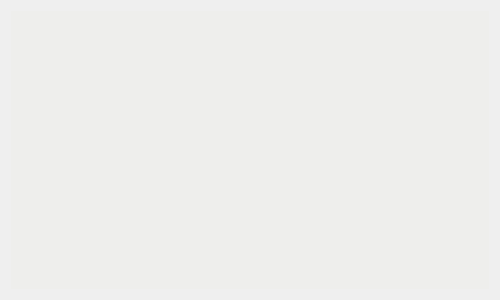
The window that linnaeo/ui/alignment.ui (beowulfey/pylinnaeo) describes before a commit, drawn with Qt 5.
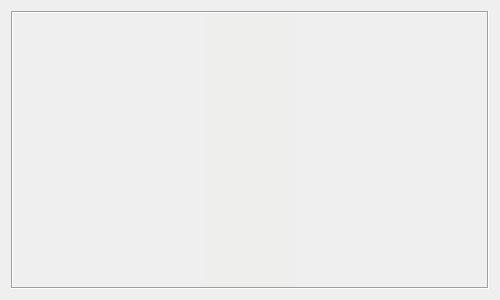
The same window after the commit.

```diff
--- a/linnaeo/ui/alignment.ui
+++ b/linnaeo/ui/alignment.ui
@@ -14,10 +14,46 @@
    <string>New Alignment</string>
   </property>
   <layout class="QGridLayout" name="gridLayout">
+   <item row="0" column="1">
+    <widget class="QFrame" name="frame">
+     <property name="sizePolicy">
+      <sizepolicy hsizetype="Expanding" vsizetype="Preferred">
+       <horstretch>0</horstretch>
+       <verstretch>0</verstretch>
+      </sizepolicy>
+     </property>
+     <property name="frameShape">
+      <enum>QFrame::Box</enum>
+     </property>
+     <property name="frameShadow">
+      <enum>QFrame::Sunken</enum>
+     </property>
+     <property name="lineWidth">
+      <number>1</number>
+     </property>
+     <property name="midLineWidth">
+      <number>0</number>
+     </property>
+     <layout class="QGridLayout" name="gridLayout_2">
+      <property name="leftMargin">
+       <number>0</number>
+      </property>
+      <property name="topMargin">
+       <number>0</number>
+      </property>
+      <property name="rightMargin">
+       <number>0</number>
+      </property>
+      <property name="bottomMargin">
+       <number>0</number>
+      </property>
+      <property name="spacing">
+       <number>2</number>
+      </property>
    <item row="0" column="0">
     <widget class="QTextEdit" name="namePane">
      <property name="sizePolicy">
-      <sizepolicy hsizetype="Minimum" vsizetype="Expanding">
+         <sizepolicy hsizetype="Fixed" vsizetype="Expanding">
        <horstretch>0</horstretch>
        <verstretch>0</verstretch>
       </sizepolicy>
@@ -90,7 +126,10 @@
       <enum>QFrame::NoFrame</enum>
      </property>
      <property name="frameShadow">
-      <enum>QFrame::Raised</enum>
+         <enum>QFrame::Plain</enum>
+        </property>
+        <property name="lineWidth">
+         <number>0</number>
      </property>
      <property name="verticalScrollBarPolicy">
       <enum>Qt::ScrollBarAlwaysOff</enum>
@@ -114,6 +153,9 @@
 &lt;/style&gt;&lt;/head&gt;&lt;body style=&quot; font-family:'Liberation Mono'; font-size:10pt; font-weight:400; font-style:normal;&quot;&gt;
 &lt;p dir='rtl' style=&quot;-qt-paragraph-type:empty; margin-top:0px; margin-bottom:0px; margin-left:0px; margin-right:0px; -qt-block-indent:0; text-indent:0px;&quot;&gt;&lt;br /&gt;&lt;/p&gt;&lt;/body&gt;&lt;/html&gt;</string>
      </property>
+       </widget>
+      </item>
+     </layout>
     </widget>
    </item>
   </layout>
```
Lines whose indentation alone changed are shown as unchanged.
